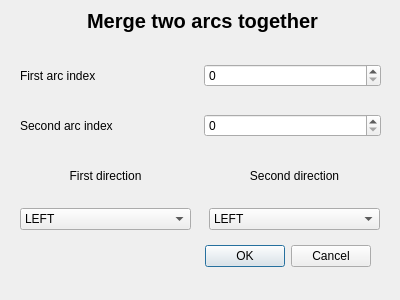
Before: the Qt Designer form Labor/GUI/ArcMergeWindow.ui in Moenish/II_II-CAGD, drawn with Qt 5.
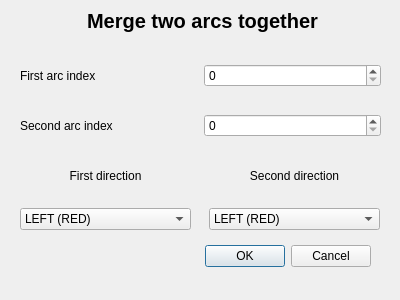
After: the same form once the commit is applied.

What changed in the file:
```diff
--- a/Labor/GUI/ArcMergeWindow.ui
+++ b/Labor/GUI/ArcMergeWindow.ui
@@ -52,11 +52,11 @@
     <item>
      <widget class="QComboBox" name="arcMergeFirstDirectionComboBox">
       <property name="currentText">
-       <string>LEFT</string>
+       <string>LEFT (RED)</string>
       </property>
       <item>
        <property name="text">
-        <string>LEFT</string>
+        <string>LEFT (RED)</string>
        </property>
       </item>
       <item>
@@ -91,11 +91,11 @@
     <item>
      <widget class="QComboBox" name="arcMergeSecondDirectionComboBox">
       <property name="currentText">
-       <string>LEFT</string>
+       <string>LEFT (RED)</string>
       </property>
       <item>
        <property name="text">
-        <string>LEFT</string>
+        <string>LEFT (RED)</string>
        </property>
       </item>
       <item>
```
Left out of the diff: 4 changed lines with no effect on the pictures.
